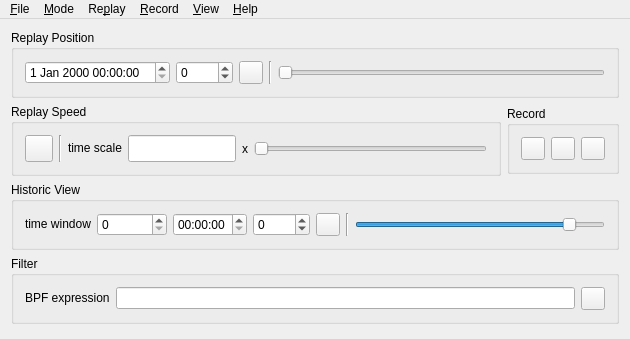
Above: src/controlpanel.ui from yestinj/inetvis before the change. Below: the same form after it.
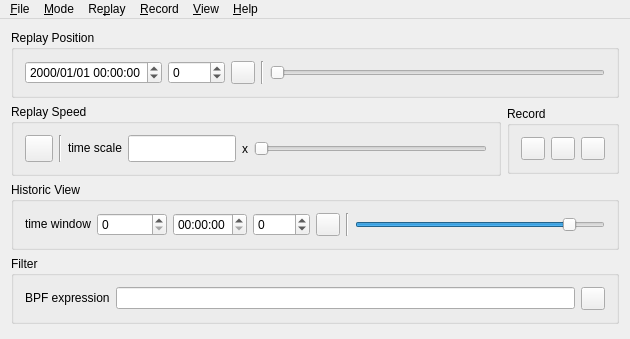
That is the form after the change. Icons and pictures are not drawn.

Commit message: Updated qdatetime and time edit pickers to use 24-hour format.

What changed in the file:
```diff
--- a/src/controlpanel.ui
+++ b/src/controlpanel.ui
@@ -77,6 +77,9 @@
          <property name="toolTip">
           <string>Date and time - edit and apply with 'tick' button</string>
          </property>
+         <property name="displayFormat">
+          <string>yyyy/MM/dd HH:mm:ss</string>
+         </property>
         </widget>
        </item>
        <item>
```
Left out of the diff: 3 changed lines with no effect on the pictures.
